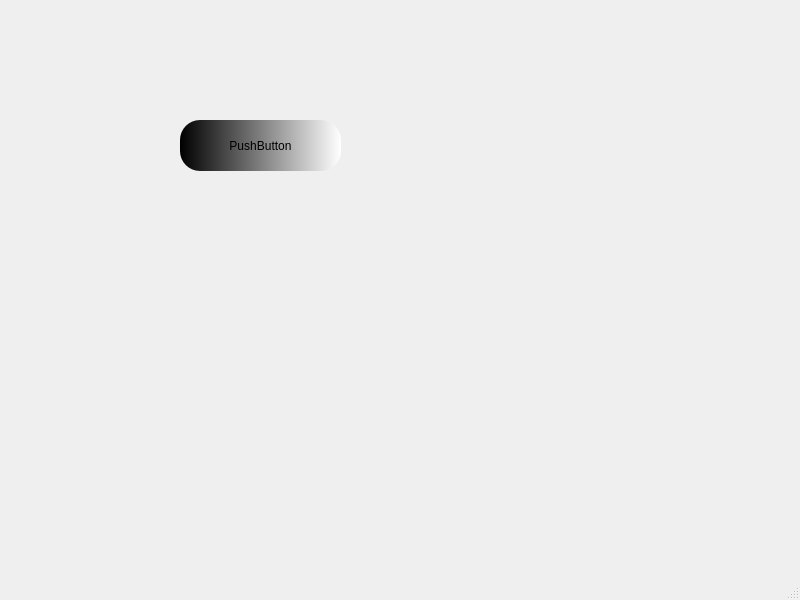
Old version of the form Generator/mainwindow.ui in the repository alexandragugu/Practica2023.
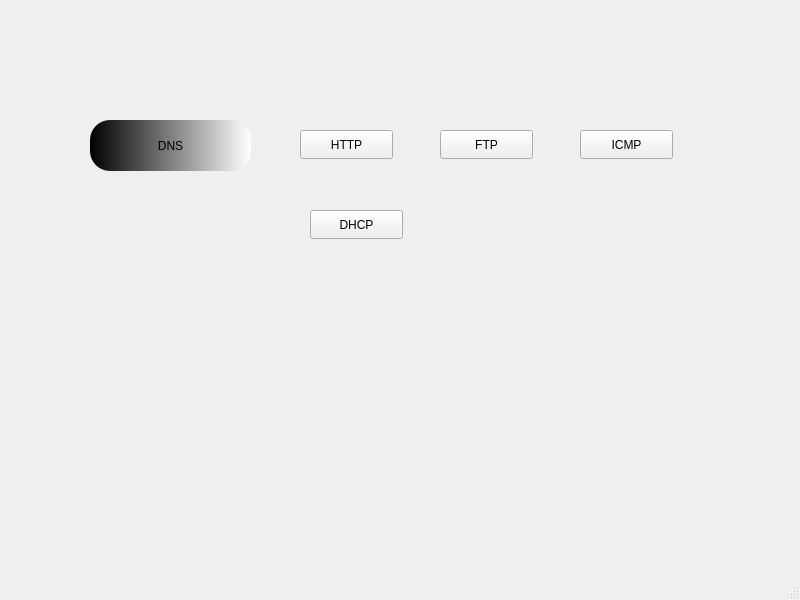
New version of the form.

```diff
--- a/Generator/mainwindow.ui
+++ b/Generator/mainwindow.ui
@@ -17,8 +17,8 @@
    <widget class="QWidget" name="widget" native="true">
     <property name="geometry">
      <rect>
-      <x>10</x>
-      <y>10</y>
+      <x>20</x>
+      <y>0</y>
       <width>721</width>
       <height>481</height>
      </rect>
@@ -26,8 +26,8 @@
     <widget class="QPushButton" name="ICMP">
      <property name="geometry">
       <rect>
-       <x>170</x>
-       <y>110</y>
+       <x>70</x>
+       <y>120</y>
        <width>161</width>
        <height>51</height>
       </rect>
@@ -37,7 +37,59 @@
 border-radius:20;</string>
      </property>
      <property name="text">
-      <string>PushButton</string>
+      <string>DNS</string>
+     </property>
+    </widget>
+    <widget class="QPushButton" name="pushButton">
+     <property name="geometry">
+      <rect>
+       <x>280</x>
+       <y>130</y>
+       <width>93</width>
+       <height>29</height>
+      </rect>
+     </property>
+     <property name="text">
+      <string>HTTP</string>
+     </property>
+    </widget>
+    <widget class="QPushButton" name="pushButton_2">
+     <property name="geometry">
+      <rect>
+       <x>420</x>
+       <y>130</y>
+       <width>93</width>
+       <height>29</height>
+      </rect>
+     </property>
+     <property name="text">
+      <string>FTP</string>
+     </property>
+    </widget>
+    <widget class="QPushButton" name="pushButton_3">
+     <property name="geometry">
+      <rect>
+       <x>560</x>
+       <y>130</y>
+       <width>93</width>
+       <height>29</height>
+      </rect>
+     </property>
+     <property name="text">
+      <string>ICMP</string>
+     </property>
+    </widget>
+    <widget class="QPushButton" name="pushButton_4">
+     <property name="geometry">
+      <rect>
+       <x>290</x>
+       <y>210</y>
+       <width>93</width>
+       <height>29</height>
+      </rect>
+     </property>
+     <property name="text">
+      <string>DHCP</string>
      </property>
     </widget>
    </widget>
```
